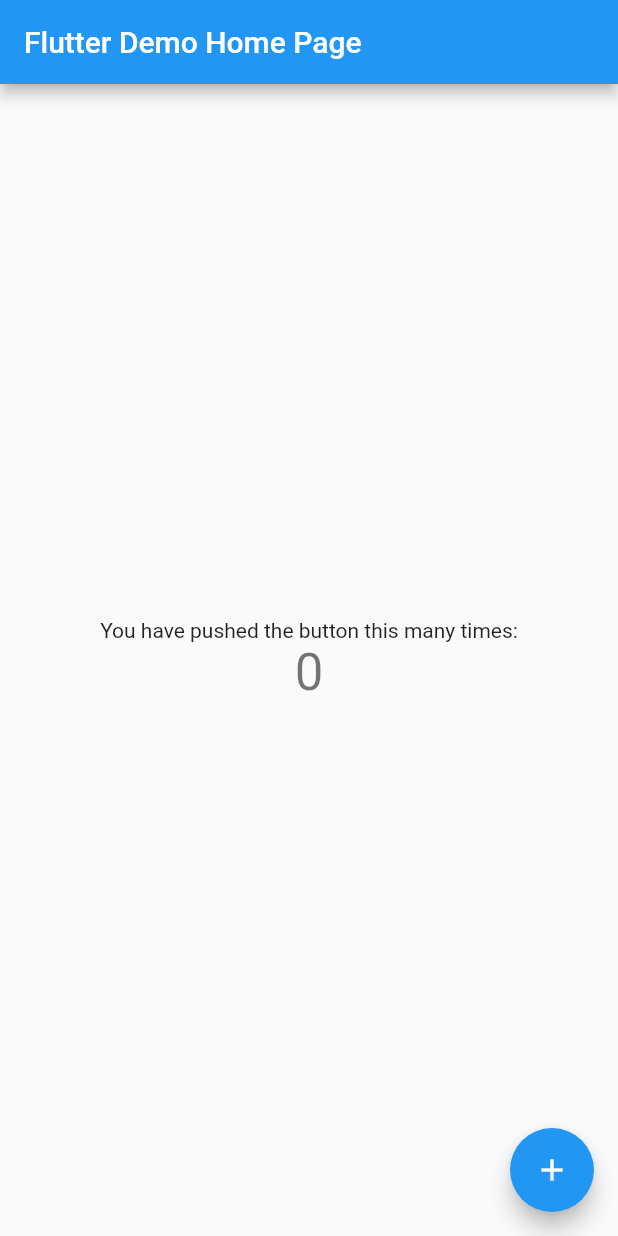
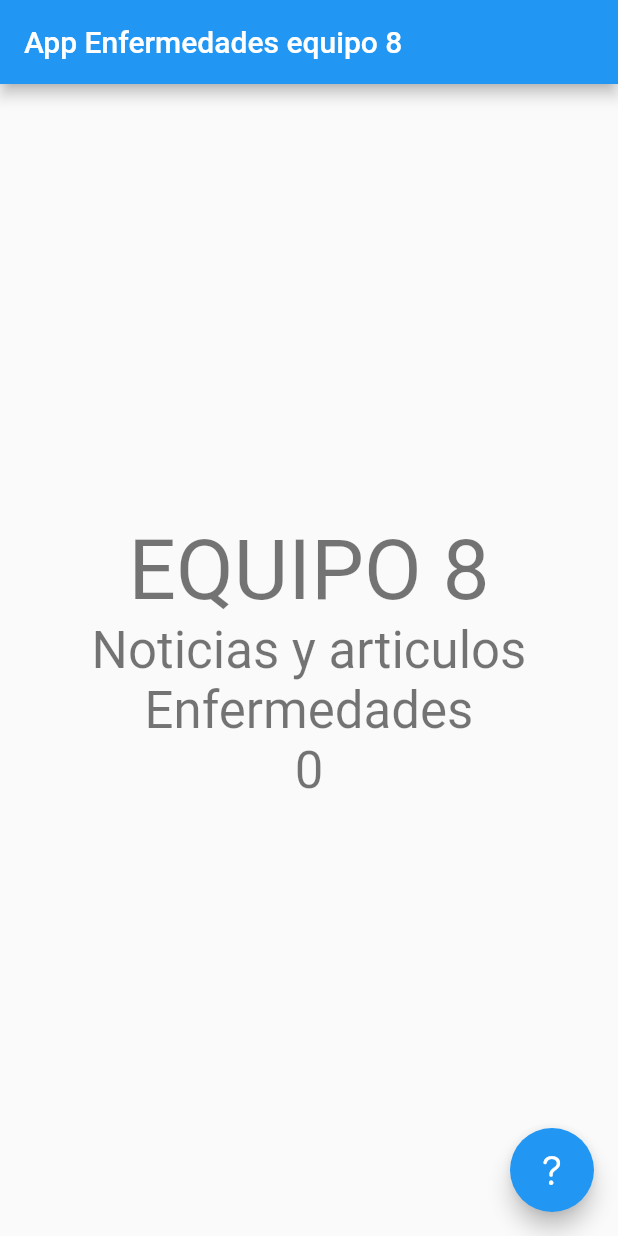
Before and after one commit to IvanGonzalezR/app_enfermedades, a Flutter app: the screen it shows after launch, on a phone screen of 412 x 824 dp. Run offline on Flutter 3.47's test engine with Material 2 defaults, Android fonts, the phone set to English and light mode, and no system bars.

Commit message:
git inicial

```diff
--- a/lib/main.dart
+++ b/lib/main.dart
@@ -1,3 +1,4 @@
+import 'package:flutter/cupertino.dart';
 import 'package:flutter/material.dart';
 import 'package:flutter/services.dart';
 
@@ -14,7 +15,7 @@ class MyApp extends StatelessWidget {
 
     return MaterialApp(
       debugShowCheckedModeBanner: false,
-      title: 'Flutter Demo',
+      title: 'AppEnfermedades',
       theme: ThemeData(
         // This is the theme of your application.
         //
@@ -27,7 +28,7 @@ class MyApp extends StatelessWidget {
         // is not restarted.
         primarySwatch: Colors.blue,
       ),
-      home: MyHomePage(title: 'Flutter Demo Home Page'),
+      home: MyHomePage(title: 'App Enfermedades equipo 8'),
     );
   }
 }
@@ -100,7 +101,16 @@ class _MyHomePageState extends State<MyHomePage> {
           mainAxisAlignment: MainAxisAlignment.center,
           children: <Widget>[
             Text(
-              'You have pushed the button this many times:',
+              "EQUIPO 8",
+              style: Theme.of(context).textTheme.headline2,
+            ),
+            Text(
+              "Noticias y articulos",
+              style: Theme.of(context).textTheme.headline4,
+            ),
+            Text(
+              "Enfermedades",
+              style: Theme.of(context).textTheme.headline4,
             ),
             Text(
               '$_counter',
@@ -112,7 +122,7 @@ class _MyHomePageState extends State<MyHomePage> {
       floatingActionButton: FloatingActionButton(
         onPressed: _incrementCounter,
         tooltip: 'Increment',
-        child: Icon(Icons.add),
+        child: Icon(CupertinoIcons.question),
       ), // This trailing comma makes auto-formatting nicer for build methods.
     );
   }
```
